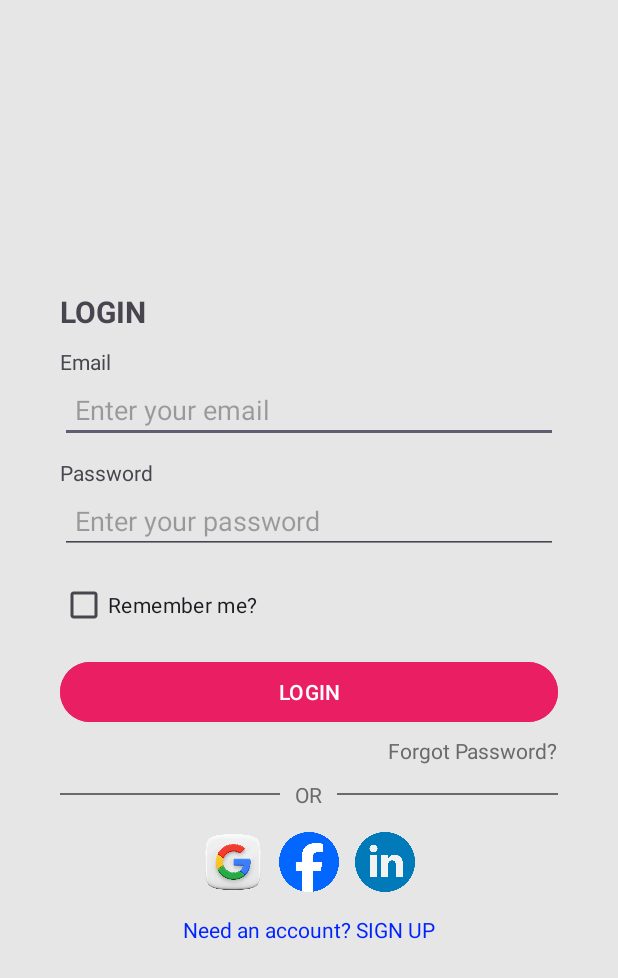
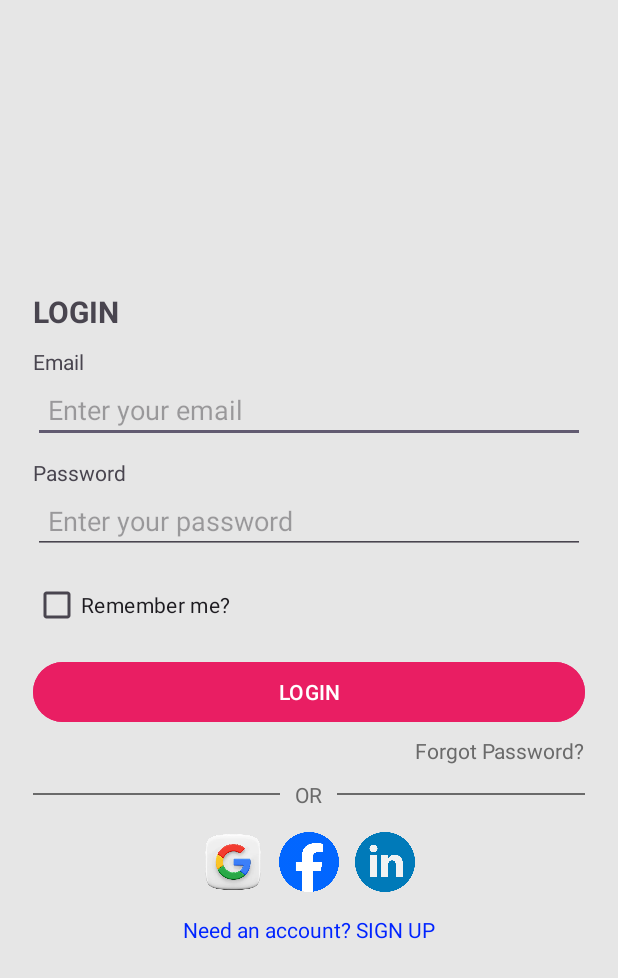
Before and after one commit to Mahmoud-Adel-Ali/Android_XML_Layout_Kotlin, an Android app: the layout task_two.xml on its own in the app's theme, with its tools: preview values and no code run, on a phone screen of 412 x 824 dp. Shown: the top 978 px of the screen. Run offline under Robolectric (Android 15) with nearby library versions, the phone set to English and light mode, and no system bars.

Commit message:
Task two in android section part two

```diff
--- a/app/src/main/res/layout/task_two.xml
+++ b/app/src/main/res/layout/task_two.xml
@@ -4,7 +4,7 @@
     android:layout_height="match_parent"
     android:gravity="center"
     android:background="@color/lightGray"
-    android:padding="20dp"
+    android:padding="2dp"
     android:orientation="vertical">
 
     <LinearLayout
```
